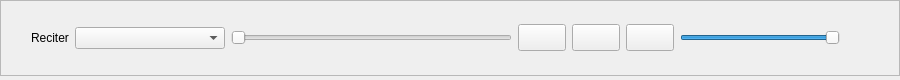
First picture: the form in src/components/playercontrols.ui, repository 0xzer0x/quran-companion, before the edit.
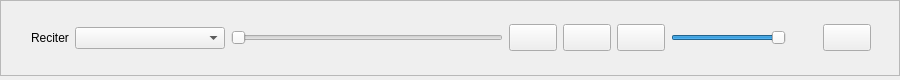
Second picture: the form after the edit.

Diff of the .ui file:
```diff
--- a/src/components/playercontrols.ui
+++ b/src/components/playercontrols.ui
@@ -49,7 +49,7 @@
      <property name="frameShadow">
       <enum>QFrame::Raised</enum>
      </property>
-     <layout class="QHBoxLayout" name="horizontalLayout" stretch="0,0,1,0,0,0,0,0">
+     <layout class="QHBoxLayout" name="horizontalLayout" stretch="0,0,1,0,0,0,0,0,0">
       <property name="leftMargin">
        <number>30</number>
       </property>
@@ -103,7 +103,7 @@
       <item>
        <widget class="QSlider" name="sldrAudioPlayer">
         <property name="sizePolicy">
-         <sizepolicy hsizetype="MinimumExpanding" vsizetype="Fixed">
+         <sizepolicy hsizetype="Expanding" vsizetype="Fixed">
           <horstretch>0</horstretch>
           <verstretch>0</verstretch>
          </sizepolicy>
@@ -221,14 +221,14 @@
       <item>
        <widget class="QSlider" name="sldrVolume">
         <property name="sizePolicy">
-         <sizepolicy hsizetype="Minimum" vsizetype="Fixed">
+         <sizepolicy hsizetype="Expanding" vsizetype="Fixed">
           <horstretch>0</horstretch>
           <verstretch>0</verstretch>
          </sizepolicy>
         </property>
         <property name="minimumSize">
          <size>
-          <width>160</width>
+          <width>115</width>
           <height>0</height>
          </size>
         </property>
@@ -307,6 +307,28 @@
         </property>
        </widget>
       </item>
+      <item>
+       <widget class="QPushButton" name="btnRepeat">
+        <property name="sizePolicy">
+         <sizepolicy hsizetype="Fixed" vsizetype="Fixed">
+          <horstretch>0</horstretch>
+          <verstretch>0</verstretch>
+         </sizepolicy>
+        </property>
+        <property name="styleSheet">
+         <string notr="true">QPushButton { min-width: 40px; min-height: 25px; max-width: 50px; max-height: 25px; }</string>
+        </property>
+        <property name="text">
+         <string notr="true"/>
+        </property>
+        <property name="shortcut">
+         <string notr="true"/>
+        </property>
+        <property name="checkable">
+         <bool>true</bool>
+        </property>
+       </widget>
+      </item>
      </layout>
     </widget>
    </item>
```
